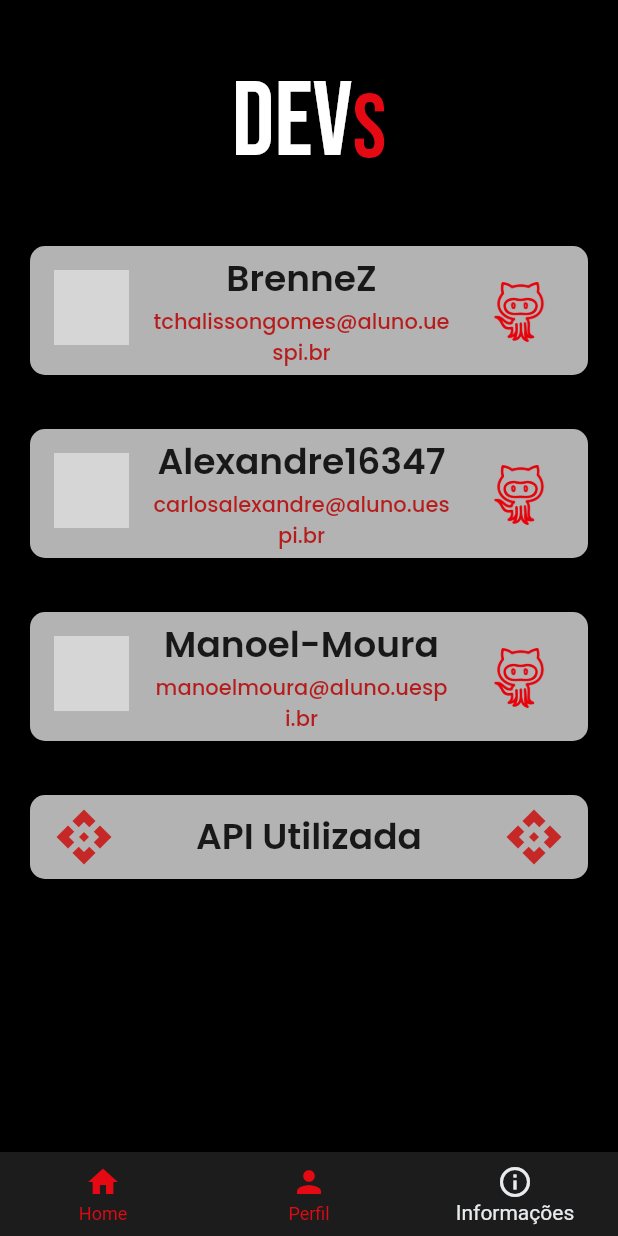
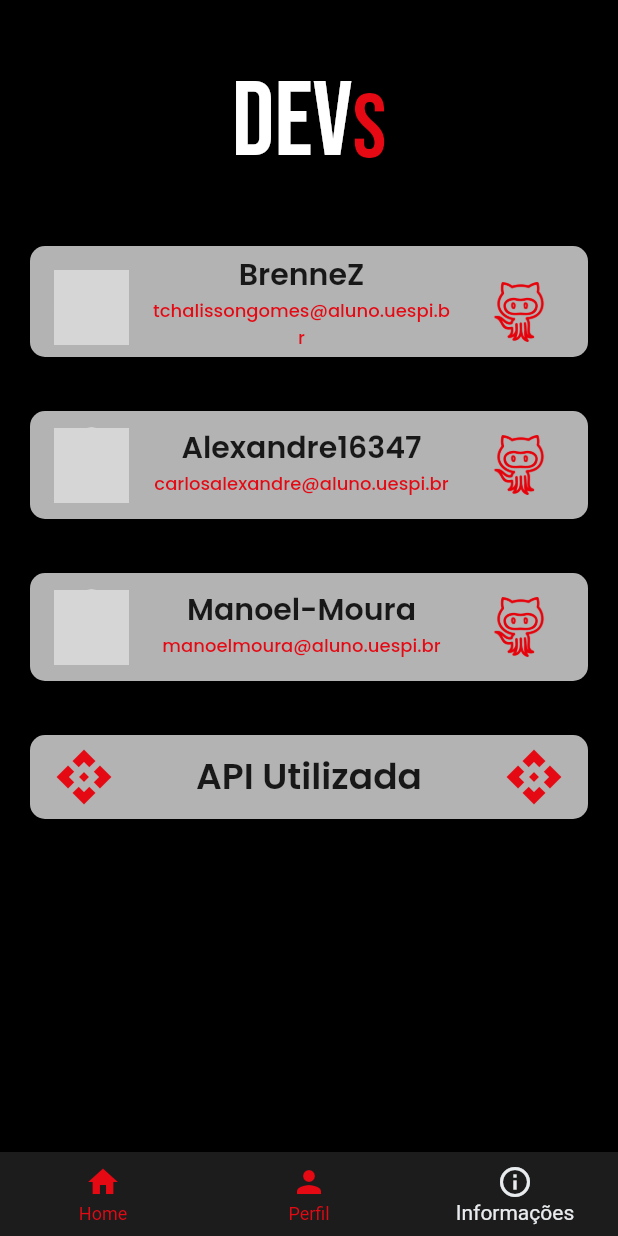
Before and after one commit to Manoel-Moura/Code-Manga, a Flutter app: the screen it shows after launch, swiped to page 3, on a phone screen of 412 x 824 dp. Run offline on Flutter 3.47's test engine with Material 2 defaults, Android fonts, the phone set to English and light mode, and no system bars; our stand-ins replace dio, google_fonts; network calls fail; grey boxes are pictures that could not be loaded.

Commit message:
Correção de bugs

```diff
--- a/lib/screens/informacoes.dart
+++ b/lib/screens/informacoes.dart
@@ -23,7 +23,8 @@ class _InformacoesPageState extends State<InformacoesPage> {
   Widget build(BuildContext context) {
     return Scaffold(
       backgroundColor: kBackgroundColor,
-      body: Column(
+      body: SingleChildScrollView(
+        child: Column(
           children: [
             SafeArea(
               child: Container(
@@ -59,8 +60,8 @@ class _InformacoesPageState extends State<InformacoesPage> {
               ),
             ),
             Card(
-            margin:
-                const EdgeInsets.only(top: 40, right: 20, left: 20, bottom: 16),
+              margin: const EdgeInsets.only(
+                  top: 40, right: 20, left: 20, bottom: 16),
               shape: RoundedRectangleBorder(
                 borderRadius: BorderRadius.circular(10),
               ),
@@ -79,11 +80,11 @@ class _InformacoesPageState extends State<InformacoesPage> {
                   style: GoogleFonts.poppins(
                     textStyle: const TextStyle(
                         color: Colors.black87,
-                      fontSize: 24,
+                        fontSize: 20,
                         fontWeight: FontWeight.w600),
                   ),
                 ),
-              trailing: Container(
+                trailing: SizedBox(
                   width: 60,
                   height: 60,
                   child: IconButton(
@@ -98,9 +99,9 @@ class _InformacoesPageState extends State<InformacoesPage> {
                   textAlign: TextAlign.center,
                   style: GoogleFonts.poppins(
                     textStyle: TextStyle(
-                    color: Colors.red.shade900,
+                      color: kprimaryColor,
                       fontWeight: FontWeight.w500,
-                    fontSize: 14,
+                      fontSize: 12,
                     ),
                   ),
                 ),
@@ -131,17 +132,18 @@ class _InformacoesPageState extends State<InformacoesPage> {
                   style: GoogleFonts.poppins(
                     textStyle: const TextStyle(
                         color: Colors.black87,
-                      fontSize: 24,
+                        fontSize: 20,
                         fontWeight: FontWeight.w600),
                   ),
                 ),
-              trailing: Container(
+                trailing: SizedBox(
                   width: 60,
                   height: 60,
                   child: IconButton(
                       icon: Image.asset('assets/images/git.png'),
                       onPressed: () => {
-                          _launchInBrowser('https://github.com/Alexandre16347')
+                            _launchInBrowser(
+                                'https://github.com/Alexandre16347')
                           }),
                 ),
                 subtitle: Text(
@@ -149,9 +151,9 @@ class _InformacoesPageState extends State<InformacoesPage> {
                   textAlign: TextAlign.center,
                   style: GoogleFonts.poppins(
                     textStyle: TextStyle(
-                    color: Colors.red.shade900,
+                      color: kprimaryColor,
                       fontWeight: FontWeight.w500,
-                    fontSize: 14,
+                      fontSize: 12,
                     ),
                   ),
                 ),
@@ -182,34 +184,35 @@ class _InformacoesPageState extends State<InformacoesPage> {
                   style: GoogleFonts.poppins(
                     textStyle: const TextStyle(
                         color: Colors.black87,
-                      fontSize: 24,
+                        fontSize: 20,
                         fontWeight: FontWeight.w600),
                   ),
                 ),
-              trailing: Container(
+                trailing: SizedBox(
                   width: 60,
                   height: 60,
                   child: IconButton(
                       icon: Image.asset('assets/images/git.png'),
-                    onPressed: () =>
-                        {_launchInBrowser('https://github.com/Manoel-Moura')}),
+                      onPressed: () => {
+                            _launchInBrowser('https://github.com/Manoel-Moura')
+                          }),
                 ),
                 subtitle: Text(
                   'manoelmoura@aluno.uespi.br',
                   textAlign: TextAlign.center,
                   style: GoogleFonts.poppins(
                     textStyle: TextStyle(
-                    color: Colors.red.shade900,
+                      color: kprimaryColor,
                       fontWeight: FontWeight.w500,
-                    fontSize: 14,
+                      fontSize: 12,
                     ),
                   ),
                 ),
               ),
             ),
             Card(
-            margin:
-                const EdgeInsets.only(top: 20, right: 20, left: 20, bottom: 16),
+              margin: const EdgeInsets.only(
+                  top: 20, right: 20, left: 20, bottom: 16),
               shape: RoundedRectangleBorder(
                 borderRadius: BorderRadius.circular(10),
               ),
@@ -222,7 +225,7 @@ class _InformacoesPageState extends State<InformacoesPage> {
                 },
                 leading: Icon(
                   Icons.api_outlined,
-                color: Colors.red.shade800,
+                  color: kprimaryColor,
                   size: 40,
                 ),
                 title: Text(
@@ -237,13 +240,14 @@ class _InformacoesPageState extends State<InformacoesPage> {
                 ),
                 trailing: Icon(
                   Icons.api_outlined,
-                color: Colors.red.shade800,
+                  color: kprimaryColor,
                   size: 40,
                 ),
               ),
             ),
           ],
         ),
+      ),
     );
   }
 }
--- a/lib/screens/loginPage.dart
+++ b/lib/screens/loginPage.dart
@@ -1,5 +1,4 @@
 // ignore_for_file: file_names
-
 import 'package:code_manga/consts/colors/colors.dart';
 import 'package:code_manga/screens/cadastroPage.dart';
 import 'package:code_manga/widgets/input.dart';
--- a/lib/widgets/avatar.dart
+++ b/lib/widgets/avatar.dart
@@ -1,7 +1,6 @@
 // import 'package:code_manga/screens/homePage.dart';
 import 'package:code_manga/screens/resum.dart';
 import 'package:flutter/material.dart';
-
 import 'package:google_fonts/google_fonts.dart';
 
 class Avatar extends StatelessWidget {
@@ -54,7 +53,7 @@ class Avatar extends StatelessWidget {
               child: Text(
                 text.substring(0, text.length <= 12 ? null : 12),
                 style: GoogleFonts.poppins(
-                  textStyle: TextStyle(
+                  textStyle: const TextStyle(
                     color: Colors.white,
                   ),
                 ),
--- a/lib/widgets/categoria.dart
+++ b/lib/widgets/categoria.dart
@@ -1,7 +1,5 @@
-import 'package:code_manga/API/repositoryList.dart';
 import 'package:flutter/material.dart';
 import 'package:code_manga/consts/colors/colors.dart';
-import 'package:provider/provider.dart';
 
 class Categoria extends StatelessWidget {
   final String text;
@@ -9,8 +7,6 @@ class Categoria extends StatelessWidget {
 
   @override
   Widget build(BuildContext context) {
-    RepositoryList r = Provider.of(context);
-
     return Padding(
       padding: const EdgeInsets.all(10),
       child: Text(
--- a/lib/widgets/destaque.dart
+++ b/lib/widgets/destaque.dart
@@ -1,7 +1,5 @@
 import 'package:code_manga/consts/colors/colors.dart';
-
 import 'package:code_manga/screens/resum.dart';
-
 import 'package:flutter/material.dart';
 import 'package:google_fonts/google_fonts.dart';
 
@@ -41,7 +39,7 @@ class Destaque extends StatelessWidget {
               children: [
                 Center(
                   child: Padding(
-                    padding: EdgeInsets.only(bottom: 10),
+                    padding: const EdgeInsets.only(bottom: 10),
                     child: Text(
                       'Manga',
                       style: GoogleFonts.poppins(
```
Also changed, not shown: lib/screens/homePage.dart (+52 -53 lines), lib/screens/navHomePage.dart (+2 -5 lines), lib/screens/perfil.dart (+5 -4 lines), lib/screens/resum.dart (+10 -19 lines), assets/images/git2.png (added), pubspec.lock. Lines whose indentation alone changed are shown as unchanged.
